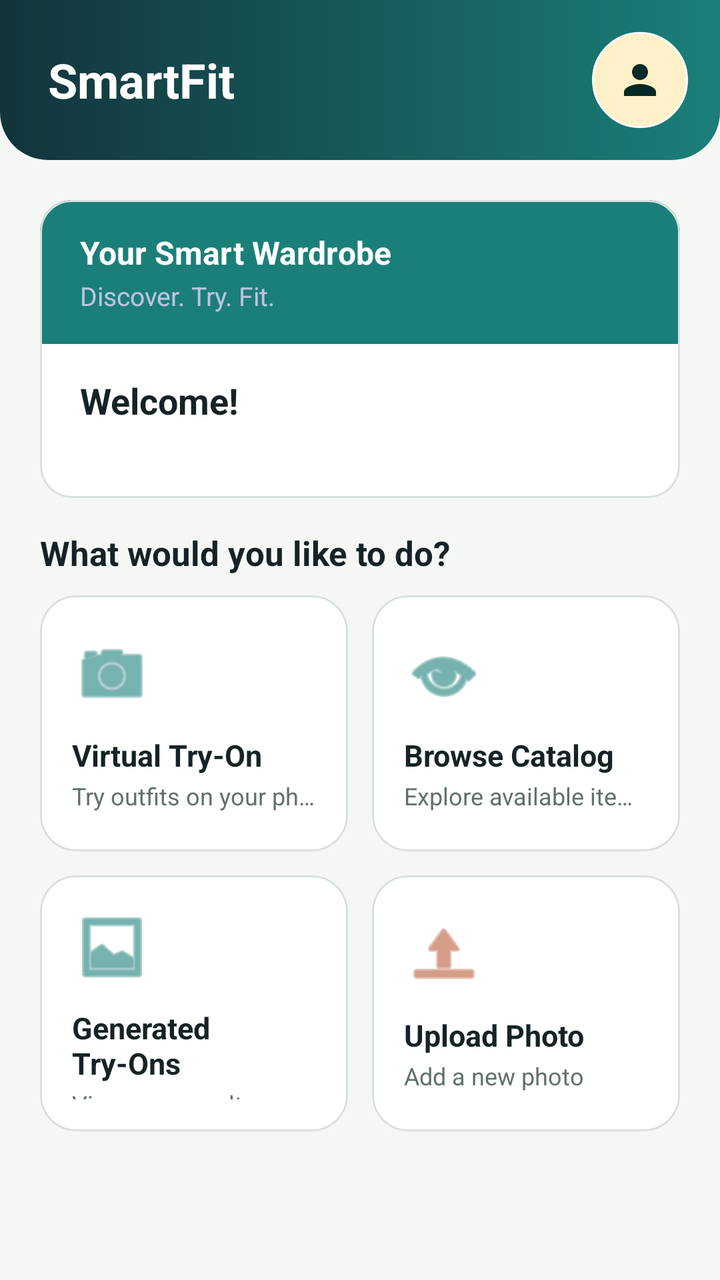
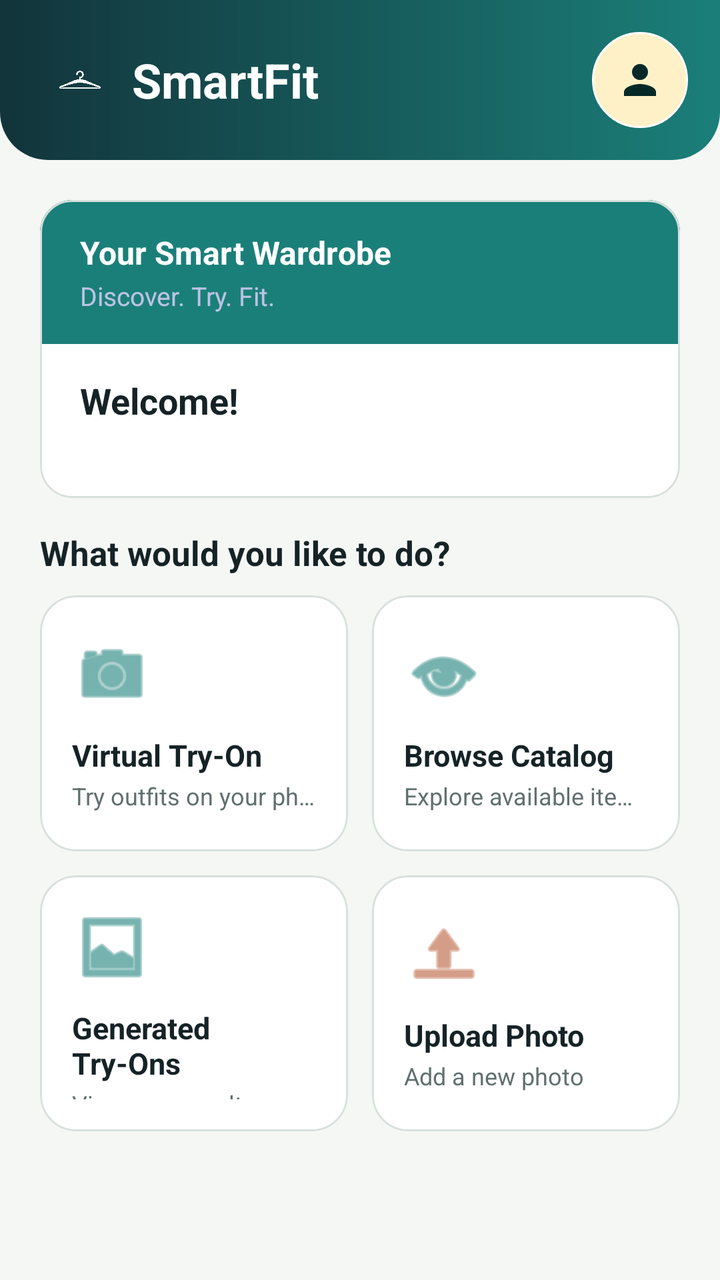

Before-and-after screenshots of an Android layout around one commit, followed by the original layout XML and the change that was made.
<!-- AndroidManifest.xml: application theme Theme.SmartFitApp -->
<!-- res/layout/activity_home.xml -->
<?xml version="1.0" encoding="utf-8"?>
<LinearLayout xmlns:android="http://schemas.android.com/apk/res/android"
    xmlns:app="http://schemas.android.com/apk/res-auto"
    android:layout_width="match_parent"
    android:layout_height="match_parent"
    android:background="@color/background"
    android:orientation="vertical">

    
    <LinearLayout
        android:layout_width="match_parent"
        android:layout_height="80dp"
        android:background="@drawable/bg_home_top_bar"
        android:gravity="center_vertical"
        android:orientation="horizontal"
        android:paddingStart="24dp"
        android:paddingEnd="16dp">

        <TextView
            android:layout_width="0dp"
            android:layout_height="wrap_content"
            android:layout_weight="1"
            android:text="SmartFit"
            android:textColor="@color/on_primary"
            android:textSize="24sp"
            android:textStyle="bold" />

        <ImageButton
            android:id="@+id/profileButton"
            android:layout_width="48dp"
            android:layout_height="48dp"
            android:background="@drawable/bg_profile_icon_button"
            android:contentDescription="My Profile"
            android:foreground="?attr/selectableItemBackgroundBorderless"
            android:padding="12dp"
            android:scaleType="center"
            android:src="@drawable/ic_person_24" />

    </LinearLayout>

    <ScrollView
        android:layout_width="match_parent"
        android:layout_height="0dp"
        android:layout_weight="1"
        android:fillViewport="true">

        <LinearLayout
            android:layout_width="match_parent"
            android:layout_height="match_parent"
            android:orientation="vertical"
            android:paddingStart="@dimen/screen_padding"
            android:paddingEnd="@dimen/screen_padding"
            android:paddingTop="20dp"
            android:paddingBottom="24dp"
            android:gravity="center_horizontal">

            
            <com.google.android.material.card.MaterialCardView
                android:layout_width="match_parent"
                android:layout_height="wrap_content"
                app:cardCornerRadius="16dp"
                app:cardElevation="0dp"
                app:strokeColor="@color/outline_variant"
                app:strokeWidth="1dp"
                app:cardBackgroundColor="@color/surface">

                <LinearLayout
                    android:layout_width="match_parent"
                    android:layout_height="wrap_content"
                    android:orientation="vertical">

                    
                    <LinearLayout
                        android:layout_width="match_parent"
                        android:layout_height="72dp"
                        android:background="@color/primary"
                        android:gravity="center_vertical"
                        android:paddingStart="20dp"
                        android:paddingEnd="20dp"
                        android:orientation="vertical">

                        <TextView
                            android:layout_width="match_parent"
                            android:layout_height="wrap_content"
                            android:text="Your Smart Wardrobe"
                            android:textColor="@color/on_primary"
                            android:textSize="16sp"
                            android:textStyle="bold" />

                        <TextView
                            android:layout_width="match_parent"
                            android:layout_height="wrap_content"
                            android:layout_marginTop="2dp"
                            android:text="Discover. Try. Fit."
                            android:textColor="#CCE6D5FF"
                            android:textSize="13sp" />

                    </LinearLayout>

                    
                    <LinearLayout
                        android:layout_width="match_parent"
                        android:layout_height="wrap_content"
                        android:orientation="vertical"
                        android:paddingStart="20dp"
                        android:paddingEnd="20dp"
                        android:paddingTop="16dp"
                        android:paddingBottom="16dp">

                        <TextView
                            android:id="@+id/welcomeText"
                            android:layout_width="match_parent"
                            android:layout_height="wrap_content"
                            android:text="Welcome!"
                            android:textColor="@color/on_surface"
                            android:textSize="18sp"
                            android:textStyle="bold" />

                        <TextView
                            android:id="@+id/emailText"
                            android:layout_width="match_parent"
                            android:layout_height="wrap_content"
                            android:layout_marginTop="3dp"
                            android:textColor="@color/on_surface_variant"
                            android:textSize="13sp" />

                    </LinearLayout>

                </LinearLayout>
            </com.google.android.material.card.MaterialCardView>

            
            <TextView
                android:layout_width="match_parent"
                android:layout_height="wrap_content"
                android:layout_marginTop="16dp"
                android:layout_marginBottom="10dp"
                android:text="What would you like to do?"
                style="@style/Text.SectionTitle" />

            
            <LinearLayout
                android:layout_width="match_parent"
                android:layout_height="wrap_content"
                android:orientation="horizontal">

                <com.google.android.material.card.MaterialCardView
                    android:id="@+id/tryOnButton"
                    android:layout_width="0dp"
                    android:layout_height="128dp"
                    android:layout_weight="1"
                    android:layout_marginEnd="6dp"
                    android:clickable="true"
                    android:focusable="true"
                    android:foreground="?attr/selectableItemBackground"
                    app:cardCornerRadius="18dp"
                    app:cardElevation="0dp"
                    app:strokeColor="@color/outline_variant"
                    app:strokeWidth="1dp"
                    app:cardBackgroundColor="@color/surface">

                    <LinearLayout
                        android:layout_width="match_parent"
                        android:layout_height="match_parent"
                        android:orientation="vertical"
                        android:gravity="center_vertical"
                        android:padding="16dp">

                        <ImageView
                            android:layout_width="40dp"
                            android:layout_height="40dp"
                            android:contentDescription="Virtual Try-On"
                            android:src="@android:drawable/ic_menu_camera"
                            android:tint="@color/primary" />

                        <TextView
                            android:layout_width="match_parent"
                            android:layout_height="wrap_content"
                            android:layout_marginTop="10dp"
                            android:text="Virtual Try-On"
                            android:textColor="@color/on_surface"
                            android:textStyle="bold"
                            android:textSize="15sp" />

                        <TextView
                            android:layout_width="match_parent"
                            android:layout_height="wrap_content"
                            android:layout_marginTop="2dp"
                            android:text="Try outfits on your photo"
                            android:textColor="@color/on_surface_variant"
                            android:textSize="12sp"
                            android:maxLines="1"
                            android:ellipsize="end" />
                    </LinearLayout>
                </com.google.android.material.card.MaterialCardView>

                <com.google.android.material.card.MaterialCardView
                    android:id="@+id/catalogButton"
                    android:layout_width="0dp"
                    android:layout_height="128dp"
                    android:layout_weight="1"
                    android:layout_marginStart="6dp"
                    android:clickable="true"
                    android:focusable="true"
                    android:foreground="?attr/selectableItemBackground"
                    app:cardCornerRadius="18dp"
                    app:cardElevation="0dp"
                    app:strokeColor="@color/outline_variant"
                    app:strokeWidth="1dp"
                    app:cardBackgroundColor="@color/surface">

                    <LinearLayout
                        android:layout_width="match_parent"
                        android:layout_height="match_parent"
                        android:orientation="vertical"
                        android:gravity="center_vertical"
                        android:padding="16dp">

                        <ImageView
                            android:layout_width="40dp"
                            android:layout_height="40dp"
                            android:contentDescription="Browse Catalog"
                            android:src="@android:drawable/ic_menu_view"
                            android:tint="@color/primary" />

                        <TextView
                            android:layout_width="match_parent"
                            android:layout_height="wrap_content"
                            android:layout_marginTop="10dp"
                            android:text="Browse Catalog"
                            android:textColor="@color/on_surface"
                            android:textStyle="bold"
                            android:textSize="15sp" />

                        <TextView
                            android:layout_width="match_parent"
                            android:layout_height="wrap_content"
                            android:layout_marginTop="2dp"
                            android:text="Explore available items"
                            android:textColor="@color/on_surface_variant"
                            android:textSize="12sp"
                            android:maxLines="1"
                            android:ellipsize="end" />
                    </LinearLayout>
                </com.google.android.material.card.MaterialCardView>

            </LinearLayout>

            <LinearLayout
                android:layout_width="match_parent"
                android:layout_height="wrap_content"
                android:layout_marginTop="12dp"
                android:orientation="horizontal">

                <com.google.android.material.card.MaterialCardView
                    android:id="@+id/photosButton"
                    android:layout_width="0dp"
                    android:layout_height="128dp"
                    android:layout_weight="1"
                    android:layout_marginEnd="6dp"
                    android:clickable="true"
                    android:focusable="true"
                    android:foreground="?attr/selectableItemBackground"
                    app:cardCornerRadius="18dp"
                    app:cardElevation="0dp"
                    app:strokeColor="@color/outline_variant"
                    app:strokeWidth="1dp"
                    app:cardBackgroundColor="@color/surface">

                    <LinearLayout
                        android:layout_width="match_parent"
                        android:layout_height="match_parent"
                        android:orientation="vertical"
                        android:gravity="center_vertical"
                        android:padding="16dp">

                        <ImageView
                            android:layout_width="40dp"
                            android:layout_height="40dp"
                            android:contentDescription="Generated Try-Ons"
                            android:src="@android:drawable/ic_menu_gallery"
                            android:tint="@color/primary" />

                        <TextView
                            android:layout_width="match_parent"
                            android:layout_height="wrap_content"
                            android:layout_marginTop="10dp"
                            android:text="Generated Try-Ons"
                            android:textColor="@color/on_surface"
                            android:textStyle="bold"
                            android:textSize="15sp" />

                        <TextView
                            android:layout_width="match_parent"
                            android:layout_height="wrap_content"
                            android:layout_marginTop="2dp"
                            android:text="View your results"
                            android:textColor="@color/on_surface_variant"
                            android:textSize="12sp"
                            android:maxLines="1"
                            android:ellipsize="end" />
                    </LinearLayout>
                </com.google.android.material.card.MaterialCardView>

                <com.google.android.material.card.MaterialCardView
                    android:id="@+id/adminCatalogButton"
                    android:layout_width="0dp"
                    android:layout_height="128dp"
                    android:layout_weight="1"
                    android:layout_marginStart="6dp"
                    android:clickable="true"
                    android:focusable="true"
                    android:foreground="?attr/selectableItemBackground"
                    app:cardCornerRadius="18dp"
                    app:cardElevation="0dp"
                    app:strokeColor="@color/outline_variant"
                    app:strokeWidth="1dp"
                    app:cardBackgroundColor="@color/surface">

                    <LinearLayout
                        android:layout_width="match_parent"
                        android:layout_height="match_parent"
                        android:orientation="vertical"
                        android:gravity="center_vertical"
                        android:padding="16dp">

                        <ImageView
                            android:id="@+id/adminTileIcon"
                            android:layout_width="40dp"
                            android:layout_height="40dp"
                            android:contentDescription="Admin"
                            android:src="@android:drawable/ic_menu_upload"
                            android:tint="@color/secondary" />

                        <TextView
                            android:id="@+id/adminTileTitle"
                            android:layout_width="match_parent"
                            android:layout_height="wrap_content"
                            android:layout_marginTop="10dp"
                            android:text="Upload Photo"
                            android:textColor="@color/on_surface"
                            android:textStyle="bold"
                            android:textSize="15sp" />

                        <TextView
                            android:id="@+id/adminTileSubtitle"
                            android:layout_width="match_parent"
                            android:layout_height="wrap_content"
                            android:layout_marginTop="2dp"
                            android:text="Add a new photo"
                            android:textColor="@color/on_surface_variant"
                            android:textSize="12sp"
                            android:maxLines="1"
                            android:ellipsize="end" />
                    </LinearLayout>
                </com.google.android.material.card.MaterialCardView>

            </LinearLayout>

        </LinearLayout>

    </ScrollView>

</LinearLayout>
<!-- resources referenced by this layout -->
<resources>
  <color name="background">#F5F7F4</color>
  <color name="on_primary">#FFFFFF</color>
  <color name="on_surface">#162326</color>
  <color name="on_surface_variant">#61706F</color>
  <color name="outline_variant">#D7E0DD</color>
  <color name="primary">#1B7F79</color>
  <color name="secondary">#B85C38</color>
  <color name="surface">#FFFFFF</color>
  <dimen name="screen_padding">20dp</dimen>
  <!-- drawable bg_home_top_bar (drawable) -->
  <?xml version="1.0" encoding="utf-8"?>
  <shape xmlns:android="http://schemas.android.com/apk/res/android">
      <gradient
          android:angle="0"
          android:startColor="@color/primary_dark"
          android:endColor="@color/primary" />
      <corners
          android:bottomLeftRadius="24dp"
          android:bottomRightRadius="24dp" />
  </shape>
  <!-- drawable bg_profile_icon_button (drawable) -->
  <?xml version="1.0" encoding="utf-8"?>
  <shape xmlns:android="http://schemas.android.com/apk/res/android"
      android:shape="oval">
      <solid android:color="@color/accent_container" />
      <stroke
          android:width="1dp"
          android:color="@color/on_primary" />
  </shape>
  <!-- drawable ic_person_24 (drawable) -->
  <vector xmlns:android="http://schemas.android.com/apk/res/android"
      android:width="24dp"
      android:height="24dp"
      android:viewportWidth="24"
      android:viewportHeight="24">
      <path
          android:fillColor="@color/on_primary_container"
          android:pathData="M12,12C14.21,12 16,10.21 16,8C16,5.79 14.21,4 12,4C9.79,4 8,5.79 8,8C8,10.21 9.79,12 12,12ZM12,14C9.33,14 4,15.34 4,18V20H20V18C20,15.34 14.67,14 12,14Z" />
  </vector>
  <style name="Text.SectionTitle">
          <item name="android:textColor">@color/on_surface</item>
          <item name="android:textStyle">bold</item>
          <item name="android:textSize">17sp</item>
      </style>
  <style name="Theme.SmartFitApp" parent="Base.Theme.SmartFitApp" />
  <color name="primary_dark">#12343B</color>
  <color name="accent_container">#FFF1C7</color>
  <color name="on_primary_container">#052927</color>
  <style name="Base.Theme.SmartFitApp" parent="Theme.Material3.DayNight.NoActionBar">
          <item name="colorPrimary">@color/primary</item>
          <item name="colorOnPrimary">@color/on_primary</item>
          <item name="colorPrimaryContainer">@color/primary_container</item>
          <item name="colorOnPrimaryContainer">@color/on_primary_container</item>
          <item name="colorSecondary">@color/secondary</item>
          <item name="colorOnSecondary">@color/on_secondary</item>
          <item name="colorSecondaryContainer">@color/secondary_container</item>
          <item name="colorOnSecondaryContainer">@color/on_secondary_container</item>
          <item name="android:colorBackground">@color/background</item>
          <item name="colorSurface">@color/surface</item>
          <item name="colorOnSurface">@color/on_surface</item>
          <item name="colorSurfaceVariant">@color/surface_variant</item>
          <item name="colorOnSurfaceVariant">@color/on_surface_variant</item>
          <item name="colorError">@color/error</item>
          <item name="colorOnError">@color/on_error</item>
          <item name="colorErrorContainer">@color/error_container</item>
          <item name="colorOnErrorContainer">@color/on_error_container</item>
          <item name="colorOutline">@color/outline</item>
          <item name="colorOutlineVariant">@color/outline_variant</item>
      </style>
  <color name="primary_container">#D7F2EE</color>
  <color name="on_secondary">#FFFFFF</color>
  <color name="secondary_container">#FFE2D5</color>
  <color name="on_secondary_container">#3D1608</color>
  <color name="surface_variant">#E8F0ED</color>
  <color name="error">#B3261E</color>
  <color name="on_error">#FFFFFF</color>
  <color name="error_container">#F9DEDC</color>
  <color name="on_error_container">#410E0B</color>
  <color name="outline">#8EA09D</color>
</resources>

<!-- the commit's change to res/layout/activity_home.xml (unified diff, before → after) -->
@@ -15,6 +15,14 @@
         android:orientation="horizontal"
         android:paddingStart="24dp"
         android:paddingEnd="16dp">
+
+        <ImageView
+            android:layout_width="32dp"
+            android:layout_height="32dp"
+            android:layout_marginEnd="10dp"
+            android:contentDescription="SmartFit logo"
+            android:scaleType="fitCenter"
+            android:src="@drawable/logo_white" />
 
         <TextView
             android:layout_width="0dp"
<!-- resource entries referenced after the edit -->
@@ -39,6 +39,7 @@
           android:fillColor="@color/on_primary_container"
           android:pathData="M12,12C14.21,12 16,10.21 16,8C16,5.79 14.21,4 12,4C9.79,4 8,5.79 8,8C8,10.21 9.79,12 12,12ZM12,14C9.33,14 4,15.34 4,18V20H20V18C20,15.34 14.67,14 12,14Z" />
   </vector>
+  <!-- drawable logo_white: png bitmap (drawable, 717925 bytes) -->
   <style name="Text.SectionTitle">
           <item name="android:textColor">@color/on_surface</item>
           <item name="android:textStyle">bold</item>
